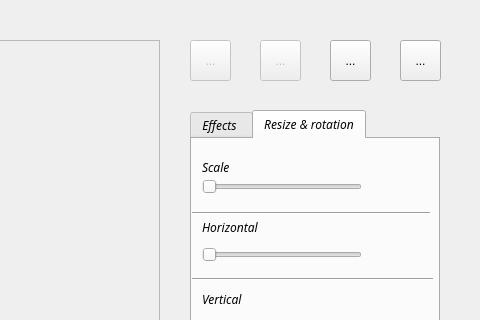
Before: the Qt Designer form Descan/mainwindow.ui in ratspeaker/descan, drawn with Qt 5; both pictures show x 470 to 950 and y 0 to 320 of the 950 by 700 pixel window.
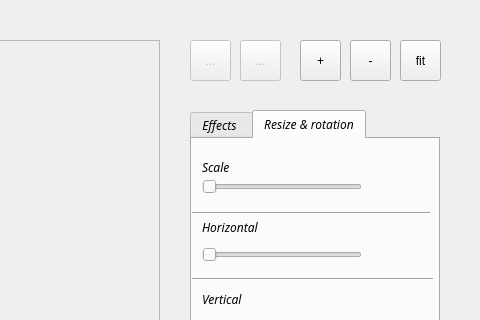
After: the same form once the commit is applied. The open tabs and pages were chosen to show the change. Icons and pictures are not drawn.

Commit message: feat: Buttons 'zoom in' and 'zoom out' implemented.

The edit to the form file:
```diff
--- a/Descan/mainwindow.ui
+++ b/Descan/mainwindow.ui
@@ -719,7 +719,7 @@
      </property>
      <property name="geometry">
       <rect>
-       <x>730</x>
+       <x>710</x>
        <y>40</y>
        <width>41</width>
        <height>41</height>
@@ -736,18 +736,14 @@
     <widget class="QToolButton" name="toolButton_3">
      <property name="geometry">
       <rect>
-       <x>800</x>
+       <x>770</x>
        <y>40</y>
        <width>41</width>
        <height>41</height>
       </rect>
      </property>
      <property name="text">
-      <string>...</string>
-     </property>
-     <property name="icon">
-      <iconset resource="resources.qrc">
-       <normaloff>:/icons/icons/trash.png</normaloff>:/icons/icons/trash.png</iconset>
+      <string>+</string>
      </property>
     </widget>
     <widget class="QToolButton" name="toolButton_4">
@@ -760,11 +756,7 @@
       </rect>
      </property>
      <property name="text">
-      <string>...</string>
-     </property>
-     <property name="icon">
-      <iconset resource="resources.qrc">
-       <normaloff>:/icons/icons/question-mark.png</normaloff>:/icons/icons/question-mark.png</iconset>
+      <string>fit</string>
      </property>
     </widget>
     <widget class="QScrollArea" name="scrollArea">
@@ -790,6 +782,19 @@
       </property>
      </widget>
     </widget>
+    <widget class="QToolButton" name="toolButton_6">
+     <property name="geometry">
+      <rect>
+       <x>820</x>
+       <y>40</y>
+       <width>41</width>
+       <height>41</height>
+      </rect>
+     </property>
+     <property name="text">
+      <string>-</string>
+     </property>
+    </widget>
    </widget>
    <widget class="QWidget" name="page">
     <widget class="QPushButton" name="pbFinish">
```
Left out of the diff: 2 changed lines with no effect on the pictures. The commit also changes 3 other files.
